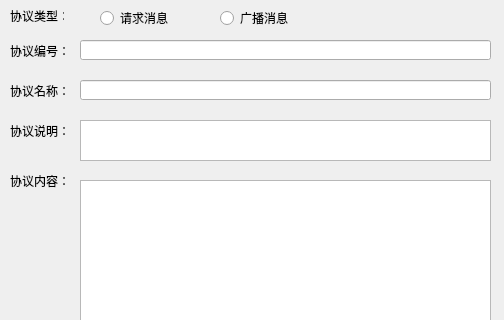
Above: designer/ui/create_proto.ui from aywfelix/ProtoExcelTool before the change; both pictures show x 0 to 504 and y 0 to 320 of the 504 by 544 pixel window. Below: the same form after it.
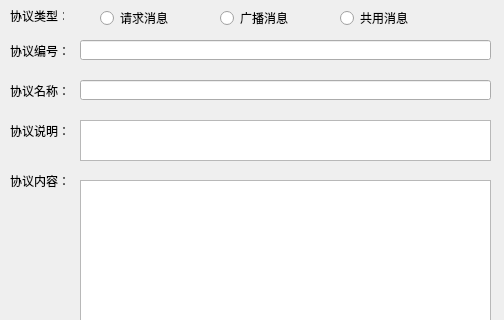
That is the form after the change.

The edit to the form file:
```diff
--- a/designer/ui/create_proto.ui
+++ b/designer/ui/create_proto.ui
@@ -170,6 +170,19 @@
     <string>协议类型：</string>
    </property>
   </widget>
+  <widget class="QRadioButton" name="rBtnCom">
+   <property name="geometry">
+    <rect>
+     <x>340</x>
+     <y>10</y>
+     <width>89</width>
+     <height>16</height>
+    </rect>
+   </property>
+   <property name="text">
+    <string>共用消息</string>
+   </property>
+  </widget>
  </widget>
  <resources/>
  <connections/>
```
